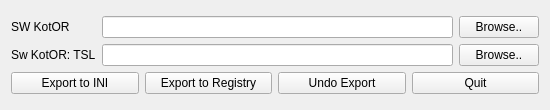
First picture: the form in src/mainwindow.ui, repository WessellUrdata/kpf-qt, before the edit.
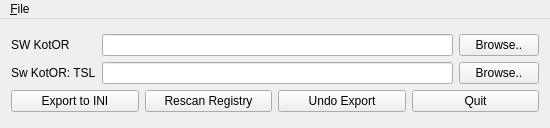
Second picture: the form after the edit.

Commit message: Registry done. INI almost done, GOG/Steam integration

The edit to the form file:
```diff
--- a/src/mainwindow.ui
+++ b/src/mainwindow.ui
@@ -7,7 +7,7 @@
     <x>0</x>
     <y>0</y>
     <width>550</width>
-    <height>110</height>
+    <height>128</height>
    </rect>
   </property>
   <property name="windowTitle">
@@ -71,7 +71,7 @@
         <item>
          <widget class="QPushButton" name="bExportReg">
           <property name="text">
-           <string>Export to Registry</string>
+           <string>Rescan Registry</string>
           </property>
          </widget>
         </item>
@@ -95,6 +95,28 @@
     </item>
    </layout>
   </widget>
+  <widget class="QMenuBar" name="menuBar">
+   <property name="geometry">
+    <rect>
+     <x>0</x>
+     <y>0</y>
+     <width>550</width>
+     <height>21</height>
+    </rect>
+   </property>
+   <widget class="QMenu" name="menu_File">
+    <property name="title">
+     <string>&amp;File</string>
+    </property>
+    <addaction name="menuExit"/>
+   </widget>
+   <addaction name="menu_File"/>
+  </widget>
+  <action name="menuExit">
+   <property name="text">
+    <string>E&amp;xit</string>
+   </property>
+  </action>
  </widget>
  <layoutdefault spacing="6" margin="11"/>
  <resources/>
```
The commit also changes 10 other files.
